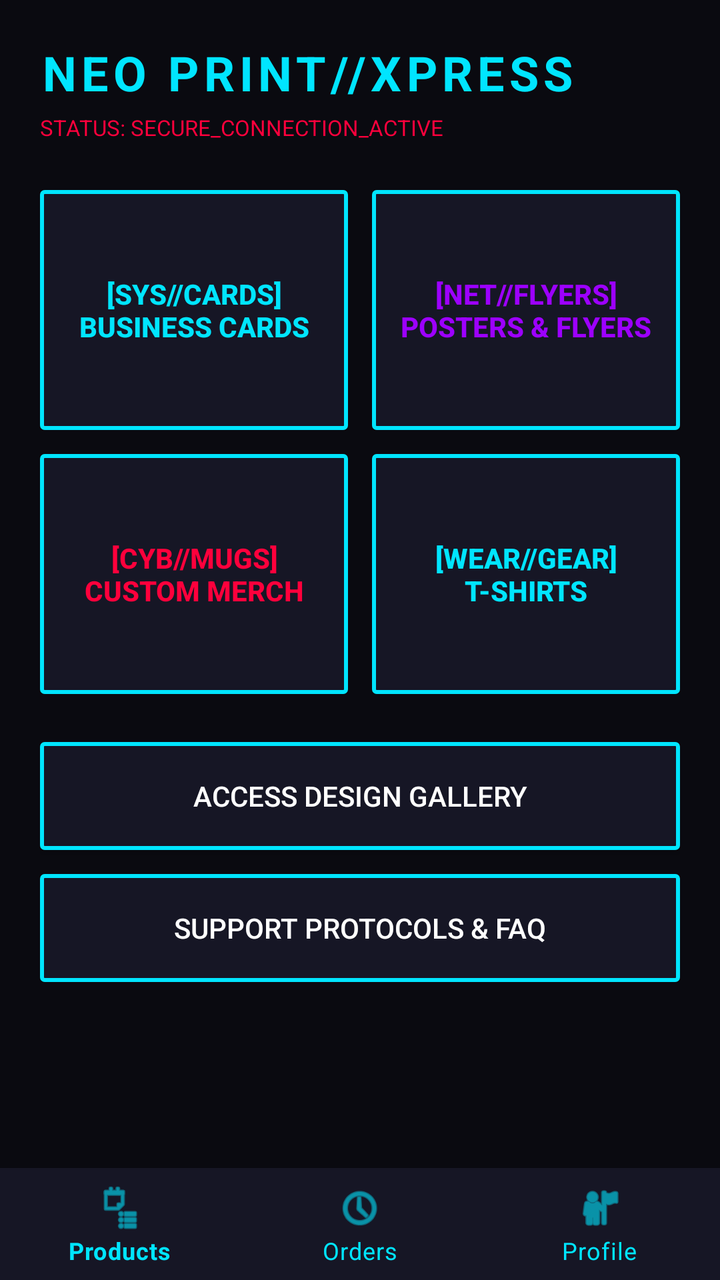
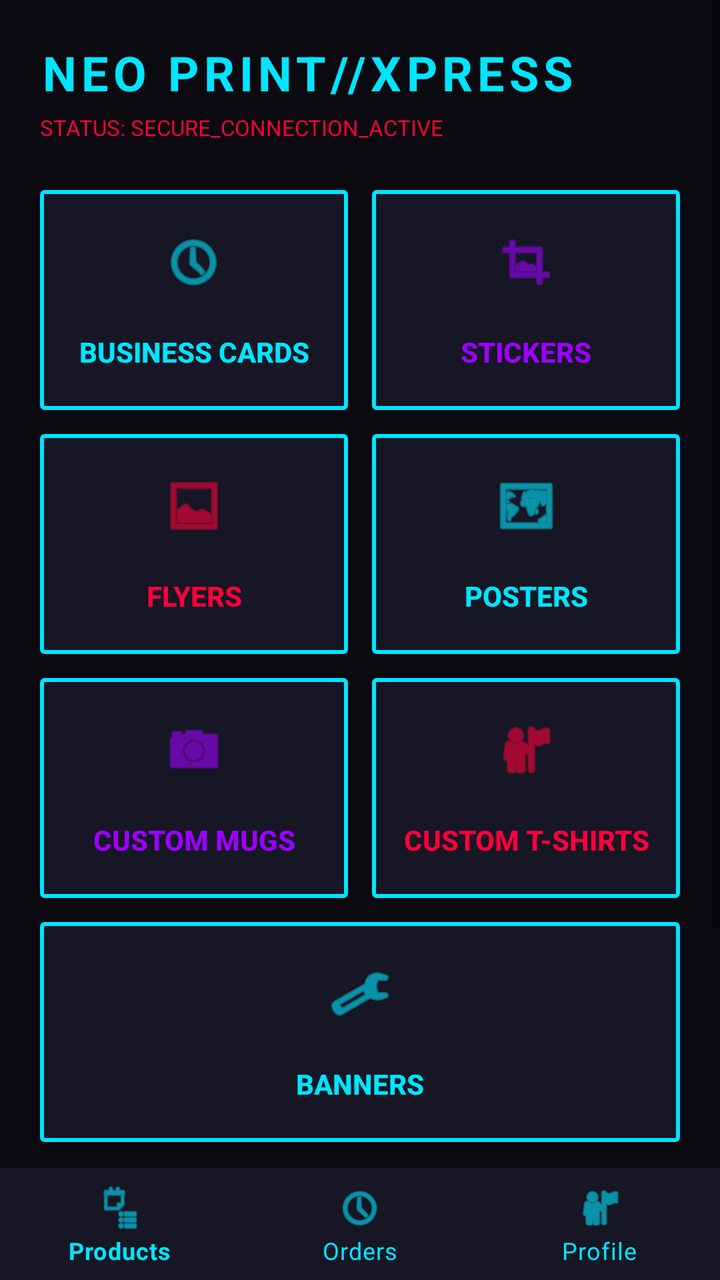

Two renders of the same Android screen: before a commit and after it. Below are the layout's source before the change and the commit's diff.
<!-- AndroidManifest.xml: application theme Theme.PrintXpress -->
<!-- res/layout/activity_dashboard.xml -->
<?xml version="1.0" encoding="utf-8"?>
<RelativeLayout xmlns:android="http://schemas.android.com/apk/res/android"
    xmlns:app="http://schemas.android.com/apk/res-auto"
    android:layout_width="match_parent"
    android:layout_height="match_parent"
    android:background="#0A0A10">

    <ScrollView
        android:layout_width="match_parent"
        android:layout_height="match_parent"
        android:layout_above="@+id/bottomNavigationView">

        <LinearLayout
            android:layout_width="match_parent"
            android:layout_height="wrap_content"
            android:orientation="vertical"
            android:padding="20dp">

            <TextView
                android:layout_width="wrap_content"
                android:layout_height="wrap_content"
                android:text="NEO PRINT//XPRESS"
                android:textSize="24sp"
                android:textStyle="bold"
                android:textColor="#00E5FF"
                android:letterSpacing="0.1"
                android:layout_marginBottom="4dp"/>

            <TextView
                android:layout_width="wrap_content"
                android:layout_height="wrap_content"
                android:text="STATUS: SECURE_CONNECTION_ACTIVE"
                android:textSize="11sp"
                android:textColor="#FF003C"
                android:layout_marginBottom="24dp"/>

            <LinearLayout
                android:layout_width="match_parent"
                android:layout_height="120dp"
                android:orientation="horizontal"
                android:layout_marginBottom="12dp">

                <androidx.appcompat.widget.AppCompatButton
                    android:id="@+id/btnBusinessCards"
                    android:layout_width="0dp"
                    android:layout_height="match_parent"
                    android:layout_weight="1"
                    android:layout_marginEnd="6dp"
                    android:text="[SYS//CARDS]\nBusiness Cards"
                    android:textColor="#00E5FF"
                    android:background="@drawable/cyber_card_bg"
                    android:textStyle="bold"/>

                <androidx.appcompat.widget.AppCompatButton
                    android:id="@+id/btnFlyers"
                    android:layout_width="0dp"
                    android:layout_height="match_parent"
                    android:layout_weight="1"
                    android:layout_marginStart="6dp"
                    android:text="[NET//FLYERS]\nPosters &amp; Flyers"
                    android:textColor="#9D00FF"
                    android:background="@drawable/cyber_card_bg"
                    android:textStyle="bold"/>
            </LinearLayout>

            <LinearLayout
                android:layout_width="match_parent"
                android:layout_height="120dp"
                android:orientation="horizontal"
                android:layout_marginBottom="24dp">

                <androidx.appcompat.widget.AppCompatButton
                    android:id="@+id/btnMugs"
                    android:layout_width="0dp"
                    android:layout_height="match_parent"
                    android:layout_weight="1"
                    android:layout_marginEnd="6dp"
                    android:text="[CYB//MUGS]\nCustom Merch"
                    android:textColor="#FF003C"
                    android:background="@drawable/cyber_card_bg"
                    android:textStyle="bold"/>

                <androidx.appcompat.widget.AppCompatButton
                    android:id="@+id/btnTshirts"
                    android:layout_width="0dp"
                    android:layout_height="match_parent"
                    android:layout_weight="1"
                    android:layout_marginStart="6dp"
                    android:text="[WEAR//GEAR]\nT-Shirts"
                    android:textColor="#00E5FF"
                    android:background="@drawable/cyber_card_bg"
                    android:textStyle="bold"/>
            </LinearLayout>

            <androidx.appcompat.widget.AppCompatButton
                android:id="@+id/btnGallery"
                android:layout_width="match_parent"
                android:layout_height="54dp"
                android:text="ACCESS DESIGN GALLERY"
                android:background="@drawable/cyber_card_bg"
                android:textColor="#FFFFFF"
                android:layout_marginBottom="12dp"/>

            <androidx.appcompat.widget.AppCompatButton
                android:id="@+id/btnSupport"
                android:layout_width="match_parent"
                android:layout_height="54dp"
                android:text="SUPPORT PROTOCOLS &amp; FAQ"
                android:background="@drawable/cyber_card_bg"
                android:textColor="#FFFFFF"/>
        </LinearLayout>
    </ScrollView>

    <com.google.android.material.bottomnavigation.BottomNavigationView
        android:id="@+id/bottomNavigationView"
        android:layout_width="match_parent"
        android:layout_height="wrap_content"
        android:layout_alignParentBottom="true"
        android:background="#161625"
        app:itemIconTint="#00E5FF"
        app:itemTextColor="#00E5FF"
        app:menu="@menu/bottom_nav_menu" />

</RelativeLayout>
<!-- resources referenced by this layout -->
<resources>
  <!-- drawable cyber_card_bg (drawable) -->
  <?xml version="1.0" encoding="utf-8"?>
  <shape xmlns:android="http://schemas.android.com/apk/res/android"
      android:shape="rectangle">
      <solid android:color="#161625"/> 
      <stroke android:width="2dp" android:color="#00E5FF"/> 
      <corners android:radius="4px"/> 
  </shape>
  <style name="Theme.PrintXpress" parent="Base.Theme.PrintXpress" />
  <style name="Base.Theme.PrintXpress" parent="Theme.MaterialComponents.DayNight.NoActionBar">
          
          <item name="colorPrimary">@color/cyber_cyan</item>
          <item name="colorPrimaryVariant">@color/cyber_purple</item>
          <item name="colorOnPrimary">@color/white</item>
          <item name="colorSecondary">@color/cyber_pink</item>
  
          
          <item name="android:windowBackground">@color/cyber_light_bg</item>
          <item name="colorSurface">@color/cyber_card_light</item>
          <item name="android:textColor">@color/black</item>
      </style>
  <color name="cyber_cyan">#00E5FF</color>
  <color name="cyber_purple">#9D00FF</color>
  <color name="white">#FFFFFFFF</color>
  <color name="cyber_pink">#FF003C</color>
  <color name="cyber_light_bg">#F4F4FA</color>
  <color name="cyber_card_light">#FFFFFF</color>
  <color name="black">#FF000000</color>
</resources>

<!-- the commit's change to res/layout/activity_dashboard.xml (unified diff, before → after) -->
@@ -34,9 +34,10 @@
                 android:textColor="#FF003C"
                 android:layout_marginBottom="24dp"/>
 
+            
             <LinearLayout
                 android:layout_width="match_parent"
-                android:layout_height="120dp"
+                android:layout_height="110dp"
                 android:orientation="horizontal"
                 android:layout_marginBottom="12dp">
 
@@ -46,28 +47,71 @@
                     android:layout_height="match_parent"
                     android:layout_weight="1"
                     android:layout_marginEnd="6dp"
-                    android:text="[SYS//CARDS]\nBusiness Cards"
+                    android:text="Business Cards"
                     android:textColor="#00E5FF"
                     android:background="@drawable/cyber_card_bg"
+                    android:drawableTop="@android:drawable/ic_menu_recent_history"
+                    android:drawableTint="#00E5FF"
+                    android:paddingTop="20dp"
                     android:textStyle="bold"/>
+
+                <androidx.appcompat.widget.AppCompatButton
+                    android:id="@+id/btnStickers"
+                    android:layout_width="0dp"
+                    android:layout_height="match_parent"
+                    android:layout_weight="1"
+                    android:layout_marginStart="6dp"
+                    android:text="Stickers"
+                    android:textColor="#9D00FF"
+                    android:background="@drawable/cyber_card_bg"
+                    android:drawableTop="@android:drawable/ic_menu_crop"
+                    android:drawableTint="#9D00FF"
+                    android:paddingTop="20dp"
+                    android:textStyle="bold"/>
+            </LinearLayout>
+
+            
+            <LinearLayout
+                android:layout_width="match_parent"
+                android:layout_height="110dp"
+                android:orientation="horizontal"
+                android:layout_marginBottom="12dp">
 
                 <androidx.appcompat.widget.AppCompatButton
                     android:id="@+id/btnFlyers"
                     android:layout_width="0dp"
                     android:layout_height="match_parent"
                     android:layout_weight="1"
+                    android:layout_marginEnd="6dp"
+                    android:text="Flyers"
+                    android:textColor="#FF003C"
+                    android:background="@drawable/cyber_card_bg"
+                    android:drawableTop="@android:drawable/ic_menu_gallery"
+                    android:drawableTint="#FF003C"
+                    android:paddingTop="20dp"
+                    android:textStyle="bold"/>
+
+                <androidx.appcompat.widget.AppCompatButton
+                    android:id="@+id/btnPosters"
+                    android:layout_width="0dp"
+                    android:layout_height="match_parent"
+                    android:layout_weight="1"
                     android:layout_marginStart="6dp"
-                    android:text="[NET//FLYERS]\nPosters &amp; Flyers"
-                    android:textColor="#9D00FF"
+                    android:text="Posters"
+                    android:textColor="#00E5FF"
                     android:background="@drawable/cyber_card_bg"
+                    android:drawableTop="@android:drawable/ic_menu_mapmode"
+                    android:drawableTint="#00E5FF"
+                    android:paddingTop="20dp"
                     android:textStyle="bold"/>
             </LinearLayout>
 
+            
             <LinearLayout
                 android:layout_width="match_parent"
-                android:layout_height="120dp"
+                android:layout_height="110dp"
                 android:orientation="horizontal"
-                android:layout_marginBottom="24dp">
+                android:layout_marginBottom="12dp">
 
                 <androidx.appcompat.widget.AppCompatButton
                     android:id="@+id/btnMugs"
@@ -75,9 +119,12 @@
                     android:layout_height="match_parent"
                     android:layout_weight="1"
                     android:layout_marginEnd="6dp"
-                    android:text="[CYB//MUGS]\nCustom Merch"
-                    android:textColor="#FF003C"
+                    android:text="Custom Mugs"
+                    android:textColor="#9D00FF"
                     android:background="@drawable/cyber_card_bg"
+                    android:drawableTop="@android:drawable/ic_menu_camera"
+                    android:drawableTint="#9D00FF"
+                    android:paddingTop="20dp"
                     android:textStyle="bold"/>
 
                 <androidx.appcompat.widget.AppCompatButton
@@ -86,12 +133,30 @@
                     android:layout_height="match_parent"
                     android:layout_weight="1"
                     android:layout_marginStart="6dp"
-                    android:text="[WEAR//GEAR]\nT-Shirts"
-                    android:textColor="#00E5FF"
+                    android:text="Custom T-Shirts"
+                    android:textColor="#FF003C"
                     android:background="@drawable/cyber_card_bg"
+                    android:drawableTop="@android:drawable/ic_menu_myplaces"
+                    android:drawableTint="#FF003C"
+                    android:paddingTop="20dp"
                     android:textStyle="bold"/>
             </LinearLayout>
 
+            
+            <androidx.appcompat.widget.AppCompatButton
+                android:id="@+id/btnBanners"
+                android:layout_width="match_parent"
+                android:layout_height="110dp"
+                android:text="Banners"
+                android:textColor="#00E5FF"
+                android:background="@drawable/cyber_card_bg"
+                android:drawableTop="@android:drawable/ic_menu_manage"
+                android:drawableTint="#00E5FF"
+                android:paddingTop="20dp"
+                android:layout_marginBottom="24dp"
+                android:textStyle="bold"/>
+
+            
             <androidx.appcompat.widget.AppCompatButton
                 android:id="@+id/btnGallery"
                 android:layout_width="match_parent"
